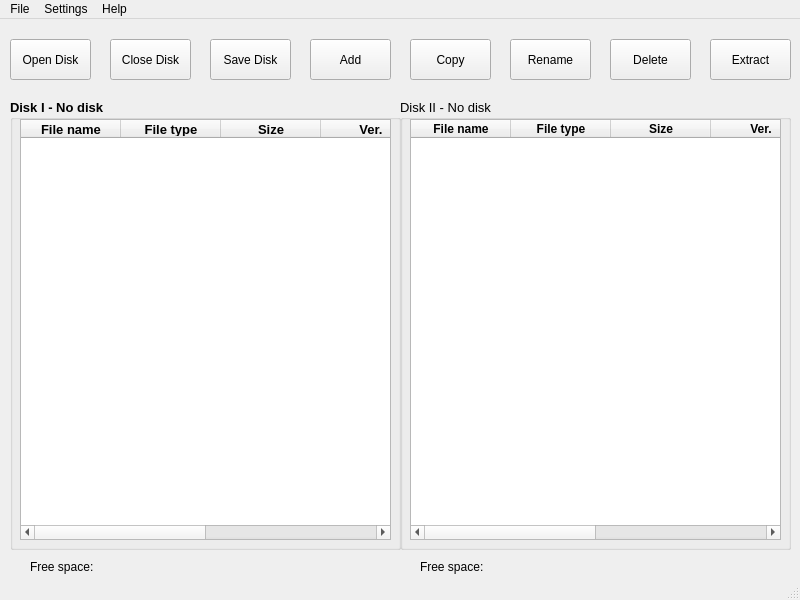
First picture: the form in mainwindow.ui, repository Bs0Dd/GRiDISKCOM, before the edit.
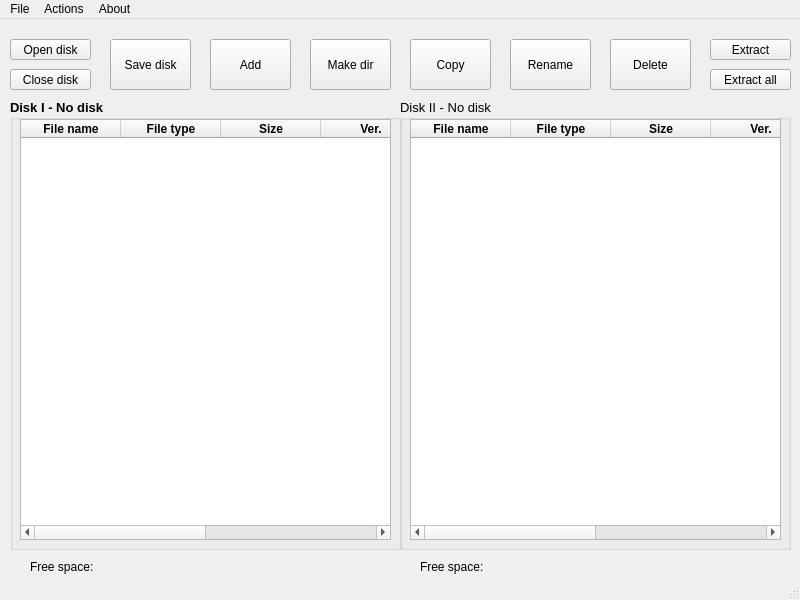
Second picture: the form after the edit. Icons and pictures are not drawn.

The edit to the form file:
```diff
--- a/mainwindow.ui
+++ b/mainwindow.ui
@@ -65,7 +65,7 @@
      <property name="font">
       <font>
        <family>Arial</family>
-       <pointsize>10</pointsize>
+       <pointsize>9</pointsize>
        <weight>50</weight>
        <bold>false</bold>
        <underline>false</underline>
@@ -275,11 +275,11 @@
       <x>10</x>
       <y>20</y>
       <width>81</width>
-      <height>41</height>
+      <height>21</height>
      </rect>
     </property>
     <property name="text">
-     <string>Open Disk</string>
+     <string>Open disk</string>
     </property>
    </widget>
    <widget class="QPushButton" name="pushButton_8">
@@ -288,7 +288,7 @@
       <x>710</x>
       <y>20</y>
       <width>81</width>
-      <height>41</height>
+      <height>21</height>
      </rect>
     </property>
     <property name="text">
@@ -298,10 +298,10 @@
    <widget class="QPushButton" name="pushButton_4">
     <property name="geometry">
      <rect>
-      <x>310</x>
+      <x>210</x>
       <y>20</y>
       <width>81</width>
-      <height>41</height>
+      <height>51</height>
      </rect>
     </property>
     <property name="text">
@@ -314,7 +314,7 @@
       <x>410</x>
       <y>20</y>
       <width>81</width>
-      <height>41</height>
+      <height>51</height>
      </rect>
     </property>
     <property name="text">
@@ -324,14 +324,14 @@
    <widget class="QPushButton" name="pushButton_3">
     <property name="geometry">
      <rect>
-      <x>210</x>
+      <x>110</x>
       <y>20</y>
       <width>81</width>
-      <height>41</height>
+      <height>51</height>
      </rect>
     </property>
     <property name="text">
-     <string>Save Disk</string>
+     <string>Save disk</string>
     </property>
    </widget>
    <widget class="QPushButton" name="pushButton_7">
@@ -340,7 +340,7 @@
       <x>610</x>
       <y>20</y>
       <width>81</width>
-      <height>41</height>
+      <height>51</height>
      </rect>
     </property>
     <property name="text">
@@ -350,14 +350,14 @@
    <widget class="QPushButton" name="pushButton_2">
     <property name="geometry">
      <rect>
-      <x>110</x>
-      <y>20</y>
+      <x>10</x>
+      <y>50</y>
       <width>81</width>
-      <height>41</height>
+      <height>21</height>
      </rect>
     </property>
     <property name="text">
-     <string>Close Disk</string>
+     <string>Close disk</string>
     </property>
    </widget>
    <widget class="QPushButton" name="pushButton_6">
@@ -366,7 +366,7 @@
       <x>510</x>
       <y>20</y>
       <width>81</width>
-      <height>41</height>
+      <height>51</height>
      </rect>
     </property>
     <property name="text">
@@ -411,6 +411,32 @@
      <string>Free space:</string>
     </property>
    </widget>
+   <widget class="QPushButton" name="pushButton_9">
+    <property name="geometry">
+     <rect>
+      <x>310</x>
+      <y>20</y>
+      <width>81</width>
+      <height>51</height>
+     </rect>
+    </property>
+    <property name="text">
+     <string>Make dir</string>
+    </property>
+   </widget>
+   <widget class="QPushButton" name="pushButton_10">
+    <property name="geometry">
+     <rect>
+      <x>710</x>
+      <y>50</y>
+      <width>81</width>
+      <height>21</height>
+     </rect>
+    </property>
+    <property name="text">
+     <string>Extract all</string>
+    </property>
+   </widget>
   </widget>
   <widget class="QMenuBar" name="menubar">
    <property name="geometry">
@@ -418,7 +444,7 @@
      <x>0</x>
      <y>0</y>
      <width>800</width>
-     <height>21</height>
+     <height>23</height>
     </rect>
    </property>
    <widget class="QMenu" name="menuFile">
@@ -430,22 +456,22 @@
     <addaction name="actionSave_as"/>
     <addaction name="actionClose"/>
     <addaction name="separator"/>
+    <addaction name="actionExit"/>
+   </widget>
+   <widget class="QMenu" name="menuSettings">
+    <property name="title">
+     <string>Actions</string>
+    </property>
     <addaction name="actionAdd"/>
     <addaction name="actionCopy"/>
     <addaction name="actionRename"/>
     <addaction name="actionDelete"/>
     <addaction name="actionExtract"/>
-    <addaction name="separator"/>
-    <addaction name="actionExit"/>
-   </widget>
-   <widget class="QMenu" name="menuSettings">
-    <property name="title">
-     <string>Settings</string>
-    </property>
+    <addaction name="actionExtract_all"/>
    </widget>
    <widget class="QMenu" name="menuHelp">
     <property name="title">
-     <string>Help</string>
+     <string>About</string>
     </property>
     <addaction name="actionGFDITOOL_Help"/>
     <addaction name="separator"/>
```
Left out of the diff: 53 changed lines with no effect on the pictures.
